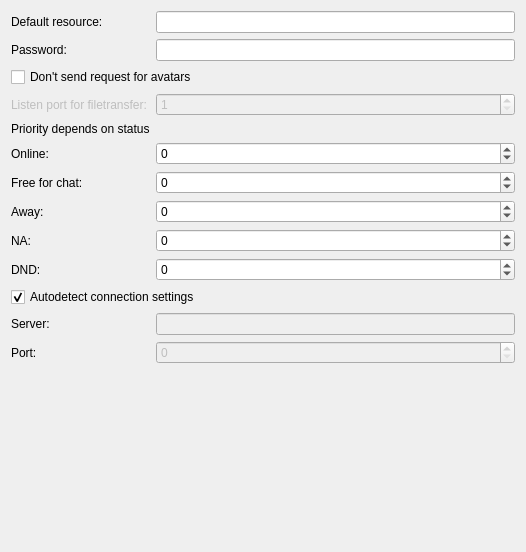
Above: protocols/jabber/src/protocol/jmainsettings.ui from euroelessar/qutim before the change. Below: the same form after it.
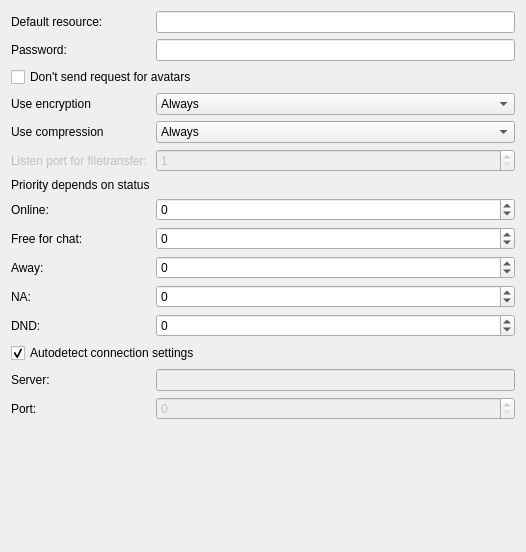
That is the form after the change.

Commit message: [Jabber] Added ability to force encryption/compression

Patch:
```diff
--- a/protocols/jabber/src/protocol/jmainsettings.ui
+++ b/protocols/jabber/src/protocol/jmainsettings.ui
@@ -60,7 +60,7 @@
      </property>
     </widget>
    </item>
-   <item row="3" column="0">
+   <item row="5" column="0">
     <widget class="QLabel" name="label_2">
      <property name="enabled">
       <bool>false</bool>
@@ -76,7 +76,7 @@
      </property>
     </widget>
    </item>
-   <item row="3" column="1">
+   <item row="5" column="1">
     <widget class="QSpinBox" name="transferPostEdit">
      <property name="enabled">
       <bool>false</bool>
@@ -95,21 +95,21 @@
      </property>
     </widget>
    </item>
-   <item row="4" column="0">
+   <item row="6" column="0">
     <widget class="QLabel" name="label_3">
      <property name="text">
       <string>Priority depends on status</string>
      </property>
     </widget>
    </item>
-   <item row="5" column="0">
+   <item row="7" column="0">
     <widget class="QLabel" name="label_11">
      <property name="text">
       <string>Online:</string>
      </property>
     </widget>
    </item>
-   <item row="5" column="1">
+   <item row="7" column="1">
     <widget class="QSpinBox" name="onlinePriority">
      <property name="minimum">
       <number>-9999</number>
@@ -119,14 +119,14 @@
      </property>
     </widget>
    </item>
-   <item row="6" column="0">
+   <item row="8" column="0">
     <widget class="QLabel" name="label_12">
      <property name="text">
       <string>Free for chat:</string>
      </property>
     </widget>
    </item>
-   <item row="6" column="1">
+   <item row="8" column="1">
     <widget class="QSpinBox" name="ffchatPriority">
      <property name="minimum">
       <number>-9999</number>
@@ -136,14 +136,14 @@
      </property>
     </widget>
    </item>
-   <item row="7" column="0">
+   <item row="9" column="0">
     <widget class="QLabel" name="label_8">
      <property name="text">
       <string>Away:</string>
      </property>
     </widget>
    </item>
-   <item row="7" column="1">
+   <item row="9" column="1">
     <widget class="QSpinBox" name="awayPriority">
      <property name="minimum">
       <number>-9999</number>
@@ -153,14 +153,14 @@
      </property>
     </widget>
    </item>
-   <item row="8" column="0">
+   <item row="10" column="0">
     <widget class="QLabel" name="label_9">
      <property name="text">
       <string>NA:</string>
      </property>
     </widget>
    </item>
-   <item row="8" column="1">
+   <item row="10" column="1">
     <widget class="QSpinBox" name="naPriority">
      <property name="minimum">
       <number>-9999</number>
@@ -170,14 +170,14 @@
      </property>
     </widget>
    </item>
-   <item row="9" column="0">
+   <item row="11" column="0">
     <widget class="QLabel" name="label_10">
      <property name="text">
       <string>DND:</string>
      </property>
     </widget>
    </item>
-   <item row="9" column="1">
+   <item row="11" column="1">
     <widget class="QSpinBox" name="dndPriority">
      <property name="minimum">
       <number>-9999</number>
@@ -187,7 +187,7 @@
      </property>
     </widget>
    </item>
-   <item row="10" column="0" colspan="2">
+   <item row="12" column="0" colspan="2">
     <widget class="QCheckBox" name="autodetectBox">
      <property name="text">
       <string>Autodetect connection settings</string>
@@ -197,28 +197,28 @@
      </property>
     </widget>
    </item>
-   <item row="11" column="0">
+   <item row="13" column="0">
     <widget class="QLabel" name="label_5">
      <property name="text">
       <string>Server:</string>
      </property>
     </widget>
    </item>
-   <item row="11" column="1">
+   <item row="13" column="1">
     <widget class="QLineEdit" name="serverEdit">
      <property name="enabled">
       <bool>false</bool>
      </property>
     </widget>
    </item>
-   <item row="12" column="0">
+   <item row="14" column="0">
     <widget class="QLabel" name="label_6">
      <property name="text">
       <string>Port:</string>
      </property>
     </widget>
    </item>
-   <item row="12" column="1">
+   <item row="14" column="1">
     <widget class="QSpinBox" name="portBox">
      <property name="enabled">
       <bool>false</bool>
@@ -228,6 +228,58 @@
      </property>
     </widget>
    </item>
+   <item row="3" column="0">
+    <widget class="QLabel" name="label_7">
+     <property name="text">
+      <string>Use encryption</string>
+     </property>
+    </widget>
+   </item>
+   <item row="4" column="0">
+    <widget class="QLabel" name="label_13">
+     <property name="text">
+      <string>Use compression</string>
+     </property>
+    </widget>
+   </item>
+   <item row="3" column="1">
+    <widget class="QComboBox" name="encryptionBox">
+     <item>
+      <property name="text">
+       <string>Always</string>
+      </property>
+     </item>
+     <item>
+      <property name="text">
+       <string>Never</string>
+      </property>
+     </item>
+     <item>
+      <property name="text">
+       <string>If server has support</string>
+      </property>
+     </item>
+    </widget>
+   </item>
+   <item row="4" column="1">
+    <widget class="QComboBox" name="compressionBox">
+     <item>
+      <property name="text">
+       <string>Always</string>
+      </property>
+     </item>
+     <item>
+      <property name="text">
+       <string>Never</string>
+      </property>
+     </item>
+     <item>
+      <property name="text">
+       <string>If server has support</string>
+      </property>
+     </item>
+    </widget>
+   </item>
   </layout>
  </widget>
  <resources/>
```
The commit also changes 4 other files.
